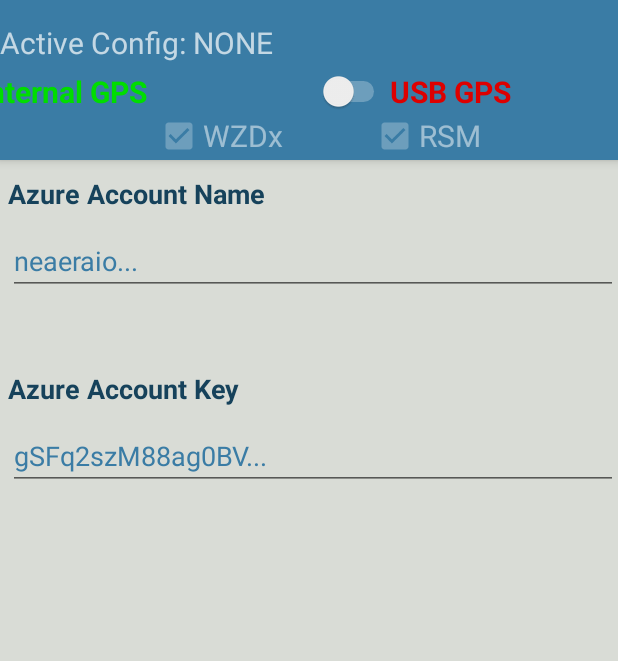
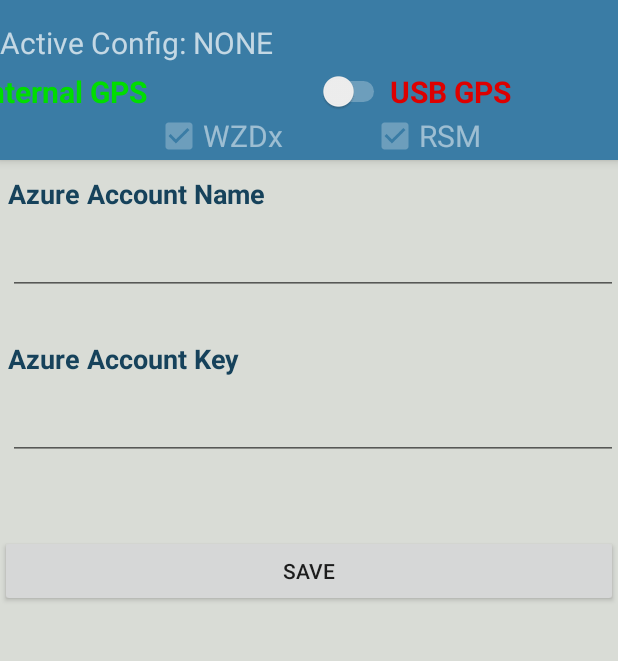
Before and after one commit to TonyEnglish/V2X_MobileApplication, an Android app: the SettingsFragment screen opened through its navigation route, on a phone screen of 412 x 824 dp, the part 62-723 px from its top. Run offline under Robolectric (Android 15) with nearby library versions, the phone set to English and light mode, and no system bars; libraries missing offline, so code that uses them is left out: com.microsoft.azure, rx.subjects; 17 statements that could not run were skipped.

Commit message:
Added saving of settings and hiding of toolbar

```diff
--- a/WZDCTool/app/src/main/java/com/wzdctool/android/Constants.kt
+++ b/WZDCTool/app/src/main/java/com/wzdctool/android/Constants.kt
@@ -4,6 +4,13 @@ object Constants {
     const val LOCATION_SERVICE_ID: Int = 175
     const val ACTION_START_LOCATION_SERVICE: String = "startLocationService"
     const val ACTION_STOP_LOCATION_SERVICE: String = "stopLocationService"
+
+    const val AZURE_PUBLISHED_CONFIG_FILES_CONTAINER: String = "publishedconfigfiles"
+    const val AZURE_PATH_DATA_UPLOADS_CONTAINER: String = "workzoneuploads"
+
+    const val AZURE_CONNECTION_STRING_HASH_CODE: Int = 200236452
+    const val AZURE_ACCOUNT_NAME_HASH_CODE: Int = 71349687
+    const val AZURE_ACCOUNT_KEY_HASH_CODE: Int = -167324863
 
     // TODO: Do not hardcode path
     var CONFIG_DIRECTORY: String = "" //Android/data/com.wzdctool.android
--- a/WZDCTool/app/src/main/java/com/wzdctool/android/MainActivity.kt
+++ b/WZDCTool/app/src/main/java/com/wzdctool/android/MainActivity.kt
@@ -11,15 +11,17 @@ import android.os.Environment
 import android.os.IBinder
 import android.view.Menu
 import android.view.MenuItem
+import android.view.View
 import android.view.animation.AlphaAnimation
 import android.view.animation.Animation
 import android.widget.*
 import androidx.annotation.RequiresApi
 import androidx.appcompat.app.AppCompatActivity
+import androidx.constraintlayout.widget.ConstraintLayout
 import androidx.core.content.ContextCompat
 import androidx.lifecycle.Observer
-import com.google.android.material.floatingactionbutton.FloatingActionButton
 import com.google.android.material.snackbar.Snackbar
+import com.wzdctool.android.dataclasses.azureInfoObj
 import com.wzdctool.android.handlers.UsbHandler
 import com.wzdctool.android.repos.ConfigurationRepository.activeWZIDSubject
 import com.wzdctool.android.repos.DataClassesRepository.activeLocationSourceSubject
@@ -28,8 +30,12 @@ import com.wzdctool.android.repos.DataClassesRepository.locationSourcesSubject
 import com.wzdctool.android.repos.DataClassesRepository.locationSubject
 import com.wzdctool.android.repos.DataClassesRepository.notificationSubject
 import com.wzdctool.android.repos.DataClassesRepository.rsmStatus
+import com.wzdctool.android.repos.DataClassesRepository.toolbarActiveSubject
 import com.wzdctool.android.repos.DataClassesRepository.usbGpsStatus
 import com.wzdctool.android.repos.DataFileRepository
+import com.wzdctool.android.repos.azureInfoRepository.currentAzureInfoSubject
+import com.wzdctool.android.repos.azureInfoRepository.currentConnectionStringSubject
+import com.wzdctool.android.repos.azureInfoRepository.updateConnectionStringFromObj
 import com.wzdctool.android.services.LocationService
 import com.wzdctool.android.services.UsbService
 import com.wzdctool.android.services.UsbService.UsbBinder
@@ -213,9 +219,41 @@ class MainActivity : AppCompatActivity() {
             findViewById<CheckBox>(R.id.checkBox3).isChecked = it
         }
 
-//        findViewById<Button>(R.id.action_settings).setOnClickListener {
-//            println("SETTINGS")
-//        }
+        // TODO: Do not re-save values to saved preferences on initial load
+        currentAzureInfoSubject.subscribe {
+            updateConnectionStringFromObj(it)
+            val sharedPref = getPreferences(Context.MODE_PRIVATE)
+            with (sharedPref.edit()) {
+                putString(getString(R.string.preference_account_name), it.account_name)
+                putString(getString(R.string.preference_account_key), it.account_key)
+                apply()
+            }
+            println(sharedPref.getString(resources.getString(R.string.preference_account_name), null))
+            println(sharedPref.getString(resources.getString(R.string.preference_account_key), null))
+        }
+
+        val sharedPref = getPreferences(Context.MODE_PRIVATE)
+        if (sharedPref != null) {
+            println(sharedPref.getString(resources.getString(R.string.preference_account_name), null))
+            println(sharedPref.getString(resources.getString(R.string.preference_account_key), null))
+            val accountName = sharedPref.getString(resources.getString(R.string.preference_account_name), null)
+            val accountKey = sharedPref.getString(resources.getString(R.string.preference_account_key), null)
+
+            if (accountName != null && accountKey != null) {
+                currentAzureInfoSubject.onNext(azureInfoObj(accountName, accountKey))
+            }
+        }
+
+        toolbarActiveSubject.subscribe {
+            if (it) {
+                findViewById<ConstraintLayout>(R.id.toolbar_stuffs).visibility = View.VISIBLE
+                // findViewById<ConstraintLayout>(R.id.toolbar_stuffs).layoutParams.height = 90
+            }
+            else {
+                findViewById<ConstraintLayout>(R.id.toolbar_stuffs).visibility = View.GONE
+                // findViewById<ConstraintLayout>(R.id.toolbar_stuffs).layoutParams.height = 0
+            }
+        }
     }
 
     @RequiresApi(Build.VERSION_CODES.M)
--- a/WZDCTool/app/src/main/java/com/wzdctool/android/SecondFragment.kt
+++ b/WZDCTool/app/src/main/java/com/wzdctool/android/SecondFragment.kt
@@ -94,6 +94,8 @@ class SecondFragment : Fragment(), OnMapReadyCallback {
 
     override fun onViewCreated(view: View, savedInstanceState: Bundle?) {
         super.onViewCreated(view, savedInstanceState)
+
+        DataClassesRepository.toolbarActiveSubject.onNext(true)
 
         mMapView = view.findViewById(R.id.mapView)
         mMapView.onCreate(savedInstanceState)
--- /dev/null
+++ b/WZDCTool/app/src/main/java/com/wzdctool/android/dataclasses/azureInfoObj.kt
@@ -0,0 +1,3 @@
+package com.wzdctool.android.dataclasses
+
+data class azureInfoObj (val account_name: String, val account_key: String)
--- a/WZDCTool/app/src/main/java/com/wzdctool/android/repos/DataClassesRepository.kt
+++ b/WZDCTool/app/src/main/java/com/wzdctool/android/repos/DataClassesRepository.kt
@@ -26,7 +26,7 @@ object DataClassesRepository {
     val locationSourcesSubject: BehaviorSubject<List<String>> = BehaviorSubject.create<List<String>>()
     // val dataLoggingSubject = BehaviorSubject.create<Boolean>(false)
 
-
+    val toolbarActiveSubject: BehaviorSubject<Boolean> = BehaviorSubject.create<Boolean>(false)
 
     val notificationSubject: PublishSubject<String> = PublishSubject.create<String>()
     // val dataLoggingSubject = PublishSubject.createDefault<Boolean>() // MutableLiveData<Boolean>(false)
--- a/WZDCTool/app/src/main/res/layout/activity_main.xml
+++ b/WZDCTool/app/src/main/res/layout/activity_main.xml
@@ -21,6 +21,7 @@
             app:popupTheme="@style/AppTheme.PopupOverlay" />
 
         <androidx.constraintlayout.widget.ConstraintLayout
+            android:id="@+id/toolbar_stuffs"
             android:layout_width="match_parent"
             android:layout_height="wrap_content">
 
--- a/WZDCTool/app/src/main/res/layout/main_fragment.xml
+++ b/WZDCTool/app/src/main/res/layout/main_fragment.xml
@@ -32,6 +32,7 @@
             android:layout_height="wrap_content"
             android:text="Map Work Zone"
             android:backgroundTint="@color/colorAccent"
+            android:enabled="false"
             android:textColor="@color/button_text"
             android:layout_marginBottom="10sp" />
 
@@ -41,7 +42,7 @@
             android:layout_height="wrap_content"
             android:text="Settings"
             android:backgroundTint="@color/colorAccent"
-            android:textColor="@color/button_text" />
+            android:textColor="@color/button_text"/>
 
     </LinearLayout>
 
--- a/WZDCTool/app/src/main/res/layout/settings_fragment.xml
+++ b/WZDCTool/app/src/main/res/layout/settings_fragment.xml
@@ -25,13 +25,13 @@
             android:id="@+id/editTextAccountName"
             android:layout_width="match_parent"
             android:layout_height="wrap_content"
-            android:autofillHints="STUFF"
             android:ems="10"
             android:inputType="textPersonName"
-            android:text="neaeraio..."
+            android:text=""
             android:textColor="@color/colorPrimary"
             android:layout_marginLeft="5dp"
-            android:layout_marginTop="10dp"/>
+            android:layout_marginTop="10dp"
+            android:autofillHints="storage" />
 
         <TextView
             android:layout_width="match_parent"
@@ -40,20 +40,27 @@
             android:textColor="@color/text"
             android:textSize="18sp"
             android:textStyle="bold"
-            android:layout_marginTop="50dp"
-            android:layout_marginLeft="5dp"/>
+            android:layout_marginLeft="5dp"
+            android:layout_marginTop="30dp"/>
 
         <EditText
             android:id="@+id/editTextAccountKey"
             android:layout_width="match_parent"
             android:layout_height="wrap_content"
-            android:autofillHints="STUFF"
             android:ems="10"
             android:inputType="textPersonName"
-            android:text="gSFq2szM88ag0BV..."
             android:textColor="@color/colorPrimary"
             android:layout_marginLeft="5dp"
-            android:layout_marginTop="10dp"/>
+            android:layout_marginTop="10dp"
+            android:text=""
+            android:autofillHints="storage key" />
+
+        <Button
+            android:id="@+id/saveButton"
+            android:layout_width="match_parent"
+            android:layout_height="wrap_content"
+            android:layout_marginTop="50dp"
+            android:text="Save" />
 
     </LinearLayout>
 
--- a/WZDCTool/app/src/main/res/values/strings.xml
+++ b/WZDCTool/app/src/main/res/values/strings.xml
@@ -15,6 +15,9 @@
     <string name="status_closed">CLOSED</string>
     <string name="status_driven">DRIVEN</string>
 
+    <string name="preference_account_name">preference_account_name</string>
+    <string name="preference_account_key">preference_account_key</string>
+
     <string-array name="config_files">
     </string-array>
 </resources>
```
Also changed, not shown: WZDCTool/app/src/main/java/com/wzdctool/android/FirstFragment.kt (+10 -7 lines), WZDCTool/app/src/main/java/com/wzdctool/android/MainFragment.kt (+10 -0 lines), WZDCTool/app/src/main/java/com/wzdctool/android/SettingsFragment.kt (+41 -0 lines), WZDCTool/app/src/main/java/com/wzdctool/android/SettingsFragmentViewModel.kt (+14 -0 lines), WZDCTool/app/src/main/java/com/wzdctool/android/repos/ConfigurationRepository.kt (+11 -7 lines), WZDCTool/app/src/main/java/com/wzdctool/android/repos/DataFileRepository.kt (+5 -12 lines), WZDCTool/app/src/main/java/com/wzdctool/android/repos/azureInfoRepository.kt (added, +54 -0 lines).
